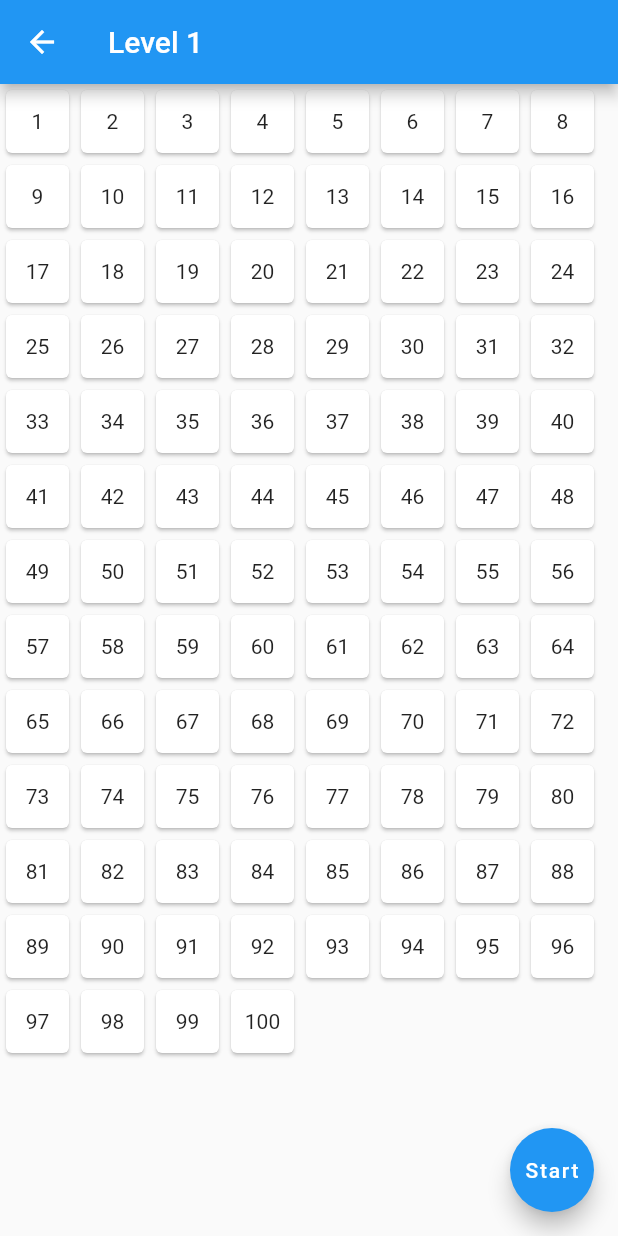
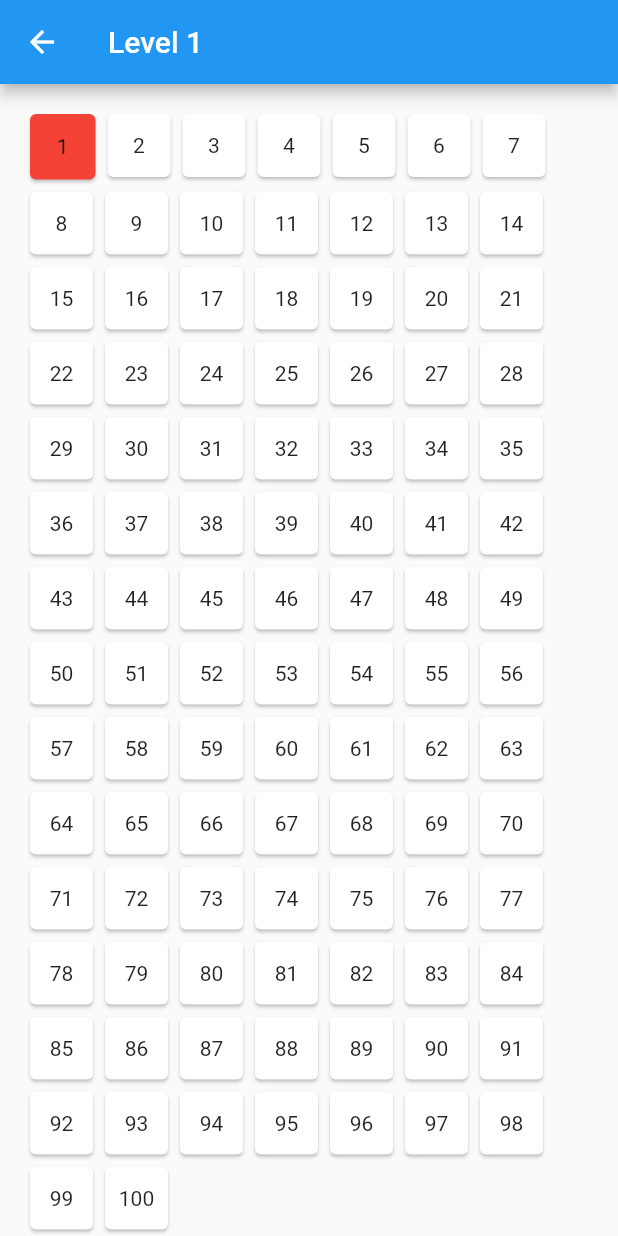
Before and after one commit to withdurrani/chair_survivor, a Flutter app: the screen it shows after launch, after a tap on an icon or button, on a phone screen of 412 x 824 dp. Run offline on Flutter 3.47's test engine with Material 2 defaults, Android fonts, the phone set to English and light mode, and no system bars.

Commit message:
removed FAB to start the game

```diff
--- a/lib/pages/game/game_page.dart
+++ b/lib/pages/game/game_page.dart
@@ -4,19 +4,36 @@ import 'package:provider/provider.dart';
 
 import 'players_list.dart';
 
-class GamePage extends StatelessWidget {
+class GamePage extends StatefulWidget {
   final String title;
   const GamePage({Key? key, required this.title}) : super(key: key);
 
   @override
+  State<GamePage> createState() => _GamePageState();
+}
+
+class _GamePageState extends State<GamePage> {
+  @override
+  void initState() {
+    Future.delayed(
+      const Duration(seconds: 1),
+      () => context
+          .read<GameViewModel>()
+          .startGame(interval: const Duration(milliseconds: 1500)),
+    );
+
+    super.initState();
+  }
+
+  @override
   Widget build(BuildContext context) {
     return Scaffold(
-        appBar: AppBar(
-          leading: BackButton(onPressed: () => _onBackPressed(context)),
-          title: Text(title),
-        ),
-        body: const PlayersList(),
-        floatingActionButton: const _FloatingActionButton());
+      appBar: AppBar(
+        leading: BackButton(onPressed: () => _onBackPressed(context)),
+        title: Text(widget.title),
+      ),
+      body: const PlayersList(),
+    );
   }
 
   void _onBackPressed(BuildContext context) {
@@ -24,23 +41,3 @@ class GamePage extends StatelessWidget {
     Navigator.pop(context);
   }
 }
-
-class _FloatingActionButton extends StatelessWidget {
-  const _FloatingActionButton({Key? key}) : super(key: key);
-
-  @override
-  Widget build(BuildContext context) {
-    final _isGameRunning = context.watch<GameViewModel>().isGameRunning;
-
-    return _isGameRunning
-        ? Container()
-        : FloatingActionButton(
-            child: const Text('Start'),
-            onPressed: () {
-              context
-                  .read<GameViewModel>()
-                  .startGame(interval: const Duration(milliseconds: 1500));
-            },
-          );
-  }
-}
--- a/lib/pages/game/players_list.dart
+++ b/lib/pages/game/players_list.dart
@@ -15,6 +15,7 @@ class PlayersList extends StatelessWidget {
     final double _visibleSize = _didGameComplete ? 300 : 50;
 
     return SingleChildScrollView(
+      padding: const EdgeInsets.all(16),
       child: Wrap(
         children: players
             .map(
```
